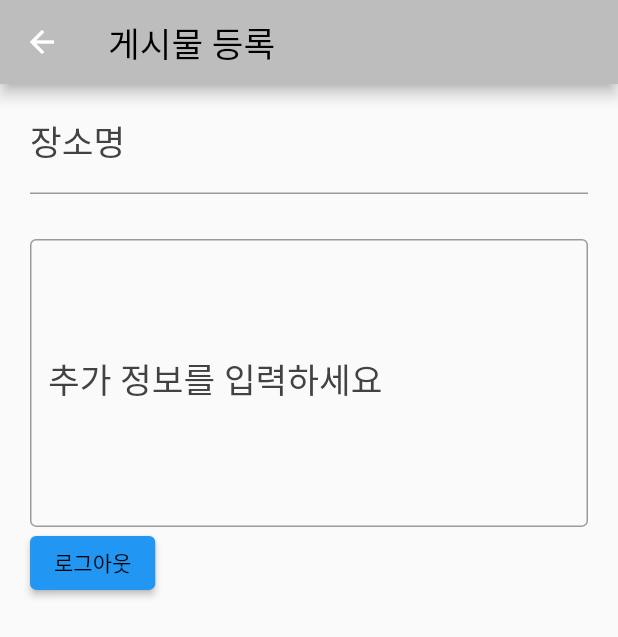
After one commit to khanna01/jejunu_lost_property, a Flutter app: the FindListLoadScreen screen opened directly, after a tap on "로그아웃", on a phone screen of 412 x 824 dp. The commit adds this screen. Shown: the top 637 px of the screen. Run offline on Flutter 3.47's test engine with Material 2 defaults, Android fonts, the phone set to English and light mode, and no system bars; our stand-ins replace cloud_firestore, firebase_auth, firebase_core, flutter_native_splash; accounts and stored records are empty.

Commit message:
파이어베이스 연동, 게시판 기능

```diff
--- /dev/null
+++ b/lib/component/text_field.dart
@@ -0,0 +1,41 @@
+import 'package:flutter/material.dart';
+
+class RenderTextField extends StatelessWidget {
+  final String label;
+  final FormFieldSetter<String> onSaved;
+  final FormFieldValidator<String> validator;
+  final TextInputAction textInputAction;
+  final TextEditingController textEditingController;
+
+  const RenderTextField({
+    required this.label,
+    required this.onSaved,
+    required this.validator,
+    required this.textInputAction,
+    required this.textEditingController,
+    Key? key,
+  }) : super(key: key);
+
+  @override
+  Widget build(BuildContext context) {
+    return Column(
+      crossAxisAlignment: CrossAxisAlignment.start,
+      children: [
+        TextFormField(
+          onSaved: onSaved,
+          validator: validator,
+          controller: textEditingController,
+          decoration: InputDecoration(
+            label: Text('${label}'),
+            labelStyle: TextStyle(
+              color: Colors.grey[800],
+              fontWeight: FontWeight.w500,
+              fontSize: 23.0,
+            ),
+          ),
+          textInputAction: textInputAction,
+        ),
+      ],
+    );
+  }
+}
--- a/lib/main.dart
+++ b/lib/main.dart
@@ -34,6 +34,8 @@ class MyApp extends StatelessWidget {
   @override
   Widget build(BuildContext context) {
     User? user = context.read<AuthService>().currentUser();
+    //print(user);
+    //print(Type);
     return MaterialApp(
       debugShowCheckedModeBanner: false, // debug banner 안보이게
       theme: ThemeData(
--- /dev/null
+++ b/lib/screen/find_list_load_screen.dart
@@ -0,0 +1,189 @@
+import 'package:cloud_firestore/cloud_firestore.dart';
+import 'package:firebase_auth/firebase_auth.dart';
+import 'package:flutter/material.dart';
+import 'package:jejunu_lost_property/component/appbar.dart';
+import 'package:jejunu_lost_property/component/text_field.dart';
+import 'package:provider/provider.dart';
+import 'package:uuid/uuid.dart';
+
+import '../component/auth_service.dart';
+import '../model/find_list_model.dart';
+
+class FindListLoadScreen extends StatefulWidget {
+  const FindListLoadScreen({Key? key}) : super(key: key);
+
+  @override
+  State<FindListLoadScreen> createState() => _FindListLoadScreenState();
+}
+
+class _FindListLoadScreenState extends State<FindListLoadScreen> {
+  final GlobalKey<FormState> formKey = GlobalKey();
+  final TextEditingController nameController = TextEditingController();
+  final TextEditingController controller = TextEditingController();
+  final TextEditingController contentController = TextEditingController();
+  String? title;
+  DateTime? createdTime;
+  String? placeAddress;
+  //LatLng? placeLatLng;
+  String? content = '';
+
+  @override
+  Widget build(BuildContext context) {
+    return Scaffold(
+      appBar: RenderAppBar(
+        title: '게시물 등록',
+      ),
+      body: SafeArea(
+        child: Form(
+          key: formKey,
+          child: Padding(
+            padding: const EdgeInsets.only(left: 20, right: 20, top: 9),
+            child: SingleChildScrollView(
+              child: Column(
+                crossAxisAlignment: CrossAxisAlignment.start,
+                children: [
+                  RenderTextField(
+                    label: '장소명',
+                    textEditingController: nameController,
+                    validator: textValidator,
+                    textInputAction: TextInputAction.done,
+                    onSaved: (String? val) {
+                      title = val;
+                    },
+                  ),
+                  const SizedBox(
+                    height: 10.0,
+                  ),
+                  /*
+                  TextFormField(
+                    validator: textValidator,
+                    controller: controller,
+                    decoration: InputDecoration(
+                      hintText: '주소',
+                      hintStyle: TextStyle(
+                        color: Colors.grey[800],
+                        fontWeight: FontWeight.w500,
+                        fontSize: 23.0,
+                      ),
+                    ),
+                    readOnly: true,
+                    onSaved: (String? val) {
+                      placeAddress = val;
+                    },
+                    onTap: () async {
+                      var p = await PlacesAutocomplete.show(
+                          context: context,
+                          apiKey: "AIzaSyCrZAL3EPNYEWfKT_IvPWCpnXex-OXADUA",
+                          mode: Mode.fullscreen,
+                          language: 'kr',
+                          types: [],
+                          strictbounds: false,
+                          components: [Component(Component.country, 'kr')],
+                          //google_map_webservice package
+                          onError: (err) {
+                            print(err);
+                          });
+
+                      if (p != null) {
+                        setState(() {
+                          controller.text = p.description!;
+                        });
+                        GoogleMapsPlaces place = GoogleMapsPlaces(
+                          apiKey: "AIzaSyCrZAL3EPNYEWfKT_IvPWCpnXex-OXADUA",
+                          apiHeaders: await GoogleApiHeaders().getHeaders(),
+                        );
+                        PlacesDetailsResponse detail =
+                            await place.getDetailsByPlaceId(p.placeId!);
+                        final lat = detail.result.geometry!.location.lat;
+                        final lng = detail.result.geometry!.location.lng;
+                        placeLatLng = LatLng(lat, lng);
+                      }
+                    },
+                  ),
+
+                   */
+                  const SizedBox(
+                    height: 20.0,
+                  ),
+                  TextFormField(
+                    controller: contentController,
+                    onSaved: (String? val) {
+                      content = val;
+                    },
+                    decoration: InputDecoration(
+                      label: const Text('추가 정보를 입력하세요'),
+                      labelStyle: TextStyle(
+                        color: Colors.grey[800],
+                        fontWeight: FontWeight.w500,
+                        fontSize: 23.0,
+                      ),
+                      border: const OutlineInputBorder(),
+                    ),
+                    maxLines: 8,
+                    textInputAction: TextInputAction.done,
+                  ),
+                  ElevatedButton(
+                    onPressed: () {
+                      submitInformation(context);
+                    },
+                    child: const Text(
+                      "로그아웃",
+                      style: TextStyle(
+                        color: Colors.black,
+                      ),
+                    ),
+                  ),
+                ],
+              ),
+            ),
+          ),
+        ),
+      ),
+    );
+  }
+}
+
+// 등록버튼을 누르면 데이터가 저장되는 함수
+void submitInformation(BuildContext context) async {
+  // 폼 검증
+  //if (formKey.currentState!.validate()) {
+  //formKey.currentState!.save(); // 폼 저장
+  User? user = context.read<AuthService>().currentUser();
+  String? userEmail = user?.email;
+  DateTime now = DateTime.now();
+  print("테스트");
+  final findList = FindListModel(
+      id: Uuid().v4(),
+      userEmail: userEmail,
+      title: '2',
+      //createdTime: now,
+      placeAddress: '장소',
+      latitude: 30.0,
+      longitude: 30.0,
+      content: '내용');
+
+  // place 모델 파이어스토어에 삽입
+  await FirebaseFirestore.instance
+      .collection(
+        'findlist',
+      )
+      .doc(findList.id)
+      .set(findList.toJson());
+/*
+    nameController.clear();
+    controller.clear();
+    contentController.clear();
+    selectedEvent!.clear();
+    selectedDays!.clear();
+    event.clear();
+    days.clear();
+
+ */
+}
+
+String? textValidator(String? val) {
+  if (val == null || val.length == 0) {
+    return '값을 입력해주세요';
+  }
+  return null;
+}
--- a/lib/screen/home_screen.dart
+++ b/lib/screen/home_screen.dart
@@ -1,5 +1,7 @@
 import 'package:flutter/material.dart';
 import 'package:jejunu_lost_property/main.dart';
+import 'package:jejunu_lost_property/screen/find_list_load_screen.dart';
+import 'package:jejunu_lost_property/screen/find_list_screen.dart';
 import 'package:jejunu_lost_property/screen/root_screen.dart';
 import 'package:jejunu_lost_property/component/appbar.dart';
 
@@ -43,7 +45,8 @@ class HomeScreen extends StatelessWidget {
                   Navigator.push(
                     context,
                     MaterialPageRoute(
-                        builder: (context) => MapScreen()), // 테스트용 네이게이션
+                        builder: (context) =>
+                            FindListLoadScreen()), // 테스트용 네이게이션
                   );
                 },
                 child: const Text(
@@ -67,7 +70,7 @@ class HomeScreen extends StatelessWidget {
                   Navigator.push(
                     context,
                     MaterialPageRoute(
-                        builder: (context) => MapScreen()), // 테스트용 네이게이션
+                        builder: (context) => FindListScreen()), // 테스트용 네이게이션
                   );
                 },
                 child: const Text(
--- a/pubspec.yaml
+++ b/pubspec.yaml
@@ -40,6 +40,9 @@ dependencies:
   firebase_auth: 4.10.0
   cloud_firestore: ^4.9.3
   provider: ^6.0.5
+  firebase_storage: ^11.2.8
+  image_picker: 1.0.4
+  uuid: 3.0.7
 
 dev_dependencies:
   flutter_test:
```
Also changed, not shown: lib/model/find_list_model.dart (added, +78 -0 lines), lib/screen/find_list_screen.dart (added, +102 -0 lines), lib/screen/get_list_screen.dart (added, +15 -0 lines), pubspec.lock, 2 other files.
